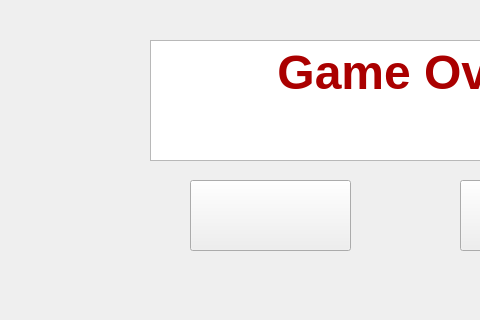
The window that cs3505-assignment6-FrostSpades/mainwindow.ui (FrostSpades/Simon-Says-Game) describes before a commit, drawn with Qt 5; both pictures show x 0 to 480 and y 0 to 320 of the 800 by 600 pixel window.
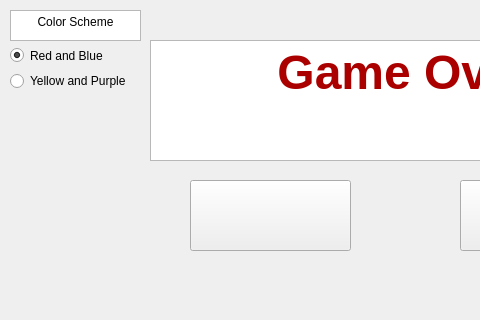
The same window after the commit.

The edit to the form file:
```diff
--- a/cs3505-assignment6-FrostSpades/mainwindow.ui
+++ b/cs3505-assignment6-FrostSpades/mainwindow.ui
@@ -86,6 +86,55 @@
      <number>0</number>
     </property>
    </widget>
+   <widget class="QRadioButton" name="brRadioButton">
+    <property name="geometry">
+     <rect>
+      <x>10</x>
+      <y>40</y>
+      <width>141</width>
+      <height>31</height>
+     </rect>
+    </property>
+    <property name="text">
+     <string>Red and Blue</string>
+    </property>
+    <property name="checked">
+     <bool>true</bool>
+    </property>
+   </widget>
+   <widget class="QRadioButton" name="ypRadioButton">
+    <property name="geometry">
+     <rect>
+      <x>10</x>
+      <y>70</y>
+      <width>121</width>
+      <height>22</height>
+     </rect>
+    </property>
+    <property name="text">
+     <string>Yellow and Purple</string>
+    </property>
+   </widget>
+   <widget class="QTextBrowser" name="textBrowser">
+    <property name="geometry">
+     <rect>
+      <x>10</x>
+      <y>10</y>
+      <width>131</width>
+      <height>31</height>
+     </rect>
+    </property>
+    <property name="html">
+     <string>&lt;!DOCTYPE HTML PUBLIC &quot;-//W3C//DTD HTML 4.0//EN&quot; &quot;http://www.w3.org/TR/REC-html40/strict.dtd&quot;&gt;
+&lt;html&gt;&lt;head&gt;&lt;meta name=&quot;qrichtext&quot; content=&quot;1&quot; /&gt;&lt;meta charset=&quot;utf-8&quot; /&gt;&lt;style type=&quot;text/css&quot;&gt;
+p, li { white-space: pre-wrap; }
+hr { height: 1px; border-width: 0; }
+li.unchecked::marker { content: &quot;\2610&quot;; }
+li.checked::marker { content: &quot;\2612&quot;; }
+&lt;/style&gt;&lt;/head&gt;&lt;body style=&quot; font-family:'Segoe UI'; font-size:9pt; font-weight:400; font-style:normal;&quot;&gt;
+&lt;p align=&quot;center&quot; style=&quot; margin-top:0px; margin-bottom:0px; margin-left:0px; margin-right:0px; -qt-block-indent:0; text-indent:0px;&quot;&gt;Color Scheme&lt;/p&gt;&lt;/body&gt;&lt;/html&gt;</string>
+    </property>
+   </widget>
   </widget>
   <widget class="QMenuBar" name="menubar">
    <property name="geometry">
```
